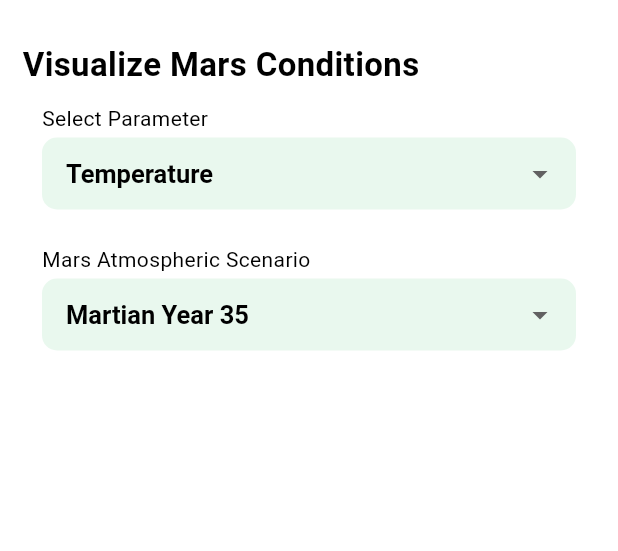
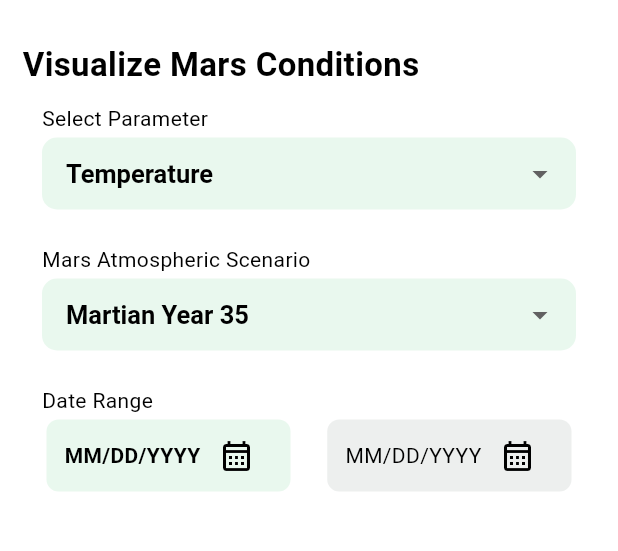
Before and after one commit to LiquidGalaxyLAB/Martian-Climate-Dashboard, a Flutter app: the screen it shows after launch, on a phone screen of 412 x 824 dp, the part 65-616 px from its top. Run offline on Flutter 3.47's test engine with Material 3 defaults, Android fonts, the light colour scheme and no system bars.

Commit message:
feat: implement date and parameter pickers in home page

```diff
--- a/lib/pages/home_page.dart
+++ b/lib/pages/home_page.dart
@@ -1,6 +1,7 @@
 import 'package:flutter/material.dart';
+import 'package:martian_climate_dashboard/widgets/date_picker.dart';
 import 'package:martian_climate_dashboard/widgets/drawer.dart';
-import 'package:martian_climate_dashboard/widgets/picker.dart';
+import 'package:martian_climate_dashboard/widgets/parameter_picker.dart';
 
 class HomePage extends StatelessWidget {
   const HomePage({super.key});
@@ -36,6 +37,34 @@ class HomePage extends StatelessWidget {
                 selectedParameter: 'Martian Year 35',
               ),
             ),
+            SizedBox(height: 10),
+            Padding(
+              padding: const EdgeInsets.symmetric(horizontal: 13.0),
+              child: Text(
+                'Date Range',
+                style: TextStyle(fontSize: 14, fontWeight: FontWeight.normal),
+              ),
+            ),
+            SizedBox(height: 3),
+            Row(
+              mainAxisAlignment: MainAxisAlignment.spaceBetween,
+              children: [
+                Padding(
+                  padding: const EdgeInsets.only(left: 16),
+                  child: DatePicker(
+                    onDateSelected: (p0) => print(p0.toIso8601String()),
+                    enabled: true,
+                  ),
+                ),
+                Padding(
+                  padding: const EdgeInsets.only(right: 16),
+                  child: DatePicker(
+                    onDateSelected: (p0) => print(p0.toIso8601String()),
+                    enabled: false,
+                  ),
+                ),
+              ],
+            ),
           ],
         ),
       ),
--- a/lib/utils/themedata.dart
+++ b/lib/utils/themedata.dart
@@ -4,13 +4,12 @@ class AppTheme {
   static ThemeData lightTheme = ThemeData(
     brightness: Brightness.light,
     useMaterial3: true,
-    // canvasColor: Color(0xFFE9F8EE),
+    primaryColor: const Color(0xFFE9F8EE),
     scaffoldBackgroundColor: Colors.white,
     primarySwatch: Colors.green,
     inputDecorationTheme: const InputDecorationTheme(
       filled: true,
       fillColor: Color(0xFFE9F8EE),
-
       border: OutlineInputBorder(
         borderRadius: BorderRadius.all(Radius.circular(10)),
         borderSide: BorderSide.none,
@@ -24,6 +23,7 @@ class AppTheme {
         borderSide: BorderSide.none,
       ),
     ),
+
     appBarTheme: const AppBarTheme(
       backgroundColor: Colors.white,
       // foregroundColor: Colors.white,
@@ -36,9 +36,10 @@ class AppTheme {
         fontFamily: 'Roboto',
       ),
     ),
+    disabledColor: Color(0xFFEDEFEE),
     colorScheme: ColorScheme.fromSwatch(
-      primarySwatch: Colors.deepOrange,
-    ).copyWith(secondary: Colors.amber),
+      primarySwatch: Colors.green,
+    ).copyWith(secondary: Color(0xFFEDEFEE)),
   );
 
   static ThemeData darkTheme = ThemeData(
--- /dev/null
+++ b/lib/widgets/date_picker.dart
@@ -0,0 +1,53 @@
+import 'package:flutter/material.dart';
+
+class DatePicker extends StatelessWidget {
+  final void Function(DateTime)? onDateSelected;
+  final bool enabled;
+  const DatePicker({
+    super.key,
+    required this.onDateSelected,
+    required this.enabled,
+  });
+
+  @override
+  Widget build(BuildContext context) {
+    return Container(
+      padding: const EdgeInsets.symmetric(horizontal: 12.0, vertical: 0.0),
+      decoration: BoxDecoration(
+        color:
+            enabled
+                ? Theme.of(context).primaryColor
+                : Theme.of(context).colorScheme.secondary,
+        borderRadius: BorderRadius.circular(8.0),
+      ),
+      child: Row(
+        mainAxisAlignment: MainAxisAlignment.spaceBetween,
+        children: [
+          Text(
+            'MM/DD/YYYY',
+            style: TextStyle(
+              fontWeight: enabled ? FontWeight.bold : FontWeight.normal,
+            ),
+          ),
+          IconButton(
+            icon: const Icon(Icons.calendar_month_outlined),
+            padding: const EdgeInsets.all(0.0),
+            onPressed: () async {
+              if (enabled) {
+                DateTime? res = await showDatePicker(
+                  context: context,
+                  initialDate: DateTime.now(),
+                  firstDate: DateTime(2000),
+                  lastDate: DateTime(2100),
+                );
+                if (res != null && onDateSelected != null) {
+                  onDateSelected!(res);
+                }
+              }
+            },
+          ),
+        ],
+      ),
+    );
+  }
+}
```
Also changed, not shown: lib/widgets/parameter_picker.dart (renamed from lib/widgets/picker.dart).
